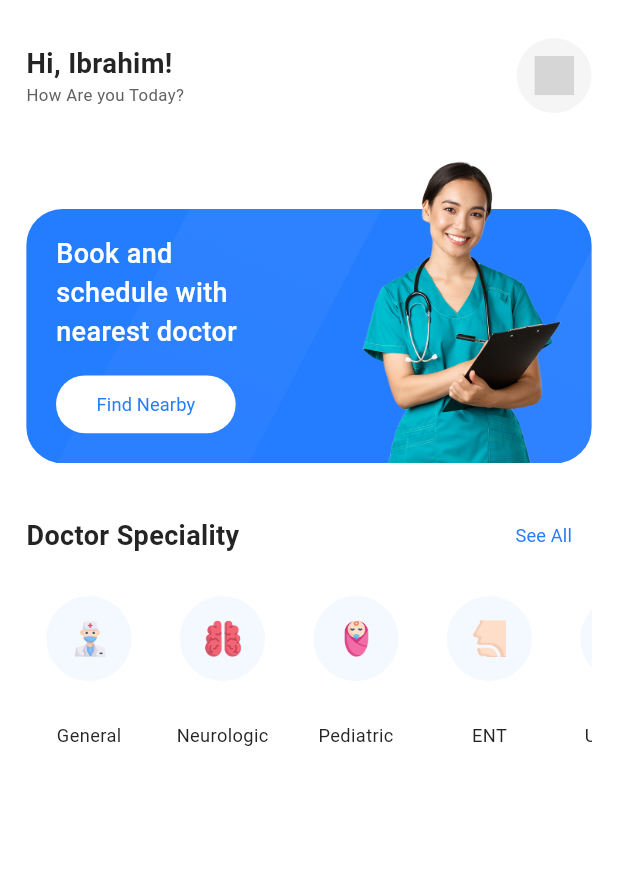
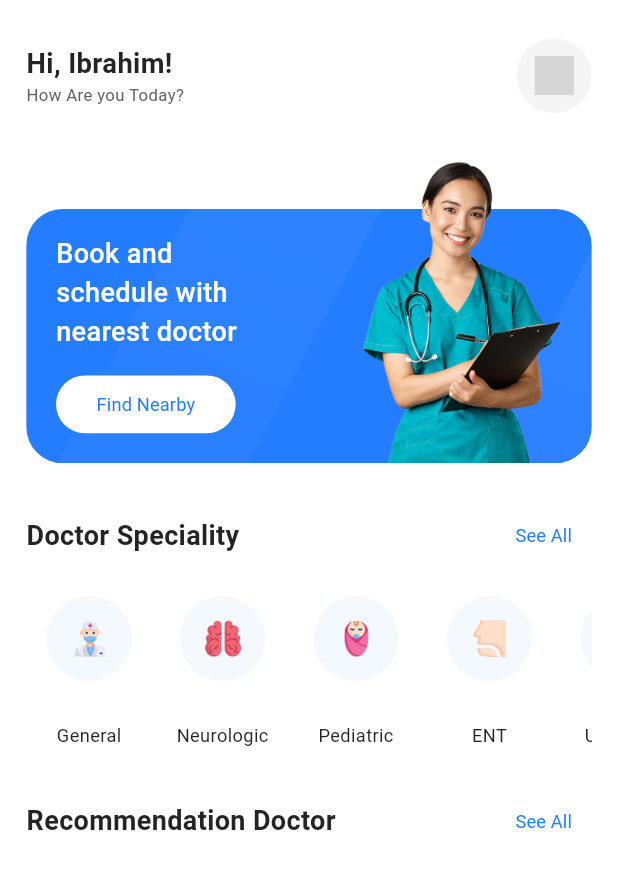
Before and after one commit to iibrahim-Beder/medi_book, a Flutter app: the screen it shows after launch, on a phone screen of 412 x 824 dp. Shown: the top 869 px of the screen. Run offline on Flutter 3.47's test engine with Material 3 defaults, Android fonts, the phone set to English and light mode, and no system bars; our stand-ins replace bloc, dartz, dio, flutter_bloc, flutter_screenutil, flutter_svg and 5 more; generated files the repository leaves out were written again; project files that could hold a hidden picture were left out; grey boxes are pictures that could not be loaded.

Commit message:
- added Recommendation Doctor And See All

```diff
--- a/lib/features/home/presentation/views/widgets/home_view_body.dart
+++ b/lib/features/home/presentation/views/widgets/home_view_body.dart
@@ -5,6 +5,7 @@
 import 'package:medi_book/features/home/presentation/views/widgets/doctor_speciality_list_view.dart';
 import 'package:medi_book/features/home/presentation/views/widgets/doctors_blue_container.dart';
 import 'package:medi_book/features/home/presentation/views/widgets/home_top_bar.dart';
+import 'package:medi_book/features/home/presentation/views/widgets/recommendation_doctor_and_see_all.dart';
 
 class HomeViewBody extends StatelessWidget {
   const HomeViewBody({super.key});
@@ -24,7 +25,11 @@
               verticalSpace(24),
               const DoctorSpecialityAndSeeAll(),
               verticalSpace(16),
-              const DoctorSpecialityListView()
+              const DoctorSpecialityListView(),
+              verticalSpace(24),
+              const RecommendationDoctorAndSeeAll(),
+              verticalSpace(12),
+
             ])),
           )
         ],
--- /dev/null
+++ b/lib/features/home/presentation/views/widgets/recommendation_doctor_and_see_all.dart
@@ -0,0 +1,28 @@
+import 'package:flutter/material.dart';
+import 'package:medi_book/core/theming/colors.dart';
+import 'package:medi_book/core/theming/styles.dart';
+
+class RecommendationDoctorAndSeeAll extends StatelessWidget {
+  const RecommendationDoctorAndSeeAll({super.key});
+
+  @override
+  Widget build(BuildContext context) {
+    return Row(
+      mainAxisAlignment: MainAxisAlignment.spaceBetween,
+      children: [
+        Text(
+          "Recommendation Doctor",
+          style: TextStyles.font14MainBlueSemiBold
+              .copyWith(color: ColorsManager.text100, fontSize: 18),
+        ),
+        TextButton(
+            onPressed: () {},
+            child: Text(
+              "See All",
+              style: TextStyles.font12Neutral60Regular
+                  .copyWith(color: ColorsManager.mainBlue),
+            ))
+      ],
+    );
+  }
+}
```
